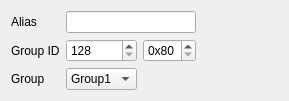
First picture: the form in source/wnd/ui/robotaddr.ui, repository ww4u/megarobostudio, before the edit.
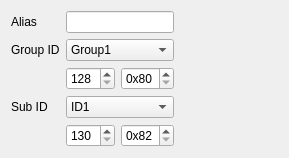
Second picture: the form after the edit.

```diff
--- a/source/wnd/ui/robotaddr.ui
+++ b/source/wnd/ui/robotaddr.ui
@@ -7,13 +7,20 @@
     <x>0</x>
     <y>0</y>
     <width>289</width>
-    <height>90</height>
+    <height>142</height>
    </rect>
   </property>
   <property name="windowTitle">
    <string>Form</string>
   </property>
   <layout class="QGridLayout" name="gridLayout">
+   <item row="0" column="1" colspan="2">
+    <widget class="QLineEdit" name="edtAlias">
+     <property name="text">
+      <string/>
+     </property>
+    </widget>
+   </item>
    <item row="0" column="0">
     <widget class="QLabel" name="label_8">
      <property name="text">
@@ -21,60 +28,20 @@
      </property>
     </widget>
    </item>
-   <item row="0" column="1" colspan="2">
-    <widget class="QLineEdit" name="edtAlias">
-     <property name="text">
-      <string/>
-     </property>
-    </widget>
-   </item>
-   <item row="1" column="2">
-    <widget class="QSpinBox" name="spinBox_2">
-     <property name="suffix">
-      <string/>
-     </property>
-     <property name="prefix">
-      <string>0x</string>
-     </property>
-     <property name="minimum">
-      <number>128</number>
-     </property>
-     <property name="maximum">
-      <number>255</number>
-     </property>
-     <property name="displayIntegerBase">
-      <number>16</number>
-     </property>
-    </widget>
-   </item>
-   <item row="2" column="1">
-    <widget class="QComboBox" name="cmbGroup">
-     <property name="enabled">
-      <bool>true</bool>
-     </property>
-     <item>
-      <property name="text">
-       <string>Group1</string>
-      </property>
-     </item>
-     <item>
-      <property name="text">
-       <string>Group2</string>
-      </property>
-     </item>
-    </widget>
-   </item>
-   <item row="1" column="0">
-    <widget class="QLabel" name="label_9">
-     <property name="text">
-      <string>Group ID</string>
-     </property>
-    </widget>
-   </item>
-   <item row="2" column="0">
+   <item row="3" column="0">
     <widget class="QLabel" name="label_10">
      <property name="text">
-      <string>Group</string>
+      <string>Sub ID</string>
+     </property>
+    </widget>
+   </item>
+   <item row="4" column="1">
+    <widget class="QSpinBox" name="spinSubGpDec">
+     <property name="minimum">
+      <number>130</number>
+     </property>
+     <property name="maximum">
+      <number>255</number>
      </property>
     </widget>
    </item>
@@ -91,7 +58,47 @@
      </property>
     </spacer>
    </item>
-   <item row="1" column="1">
+   <item row="1" column="0">
+    <widget class="QLabel" name="label_9">
+     <property name="text">
+      <string>Group ID</string>
+     </property>
+    </widget>
+   </item>
+   <item row="3" column="1" colspan="2">
+    <widget class="QComboBox" name="cmbGroup">
+     <property name="enabled">
+      <bool>true</bool>
+     </property>
+     <item>
+      <property name="text">
+       <string>ID1</string>
+      </property>
+     </item>
+     <item>
+      <property name="text">
+       <string>ID2</string>
+      </property>
+     </item>
+    </widget>
+   </item>
+   <item row="4" column="2">
+    <widget class="QSpinBox" name="spinSubGpHex">
+     <property name="prefix">
+      <string>0x</string>
+     </property>
+     <property name="minimum">
+      <number>130</number>
+     </property>
+     <property name="maximum">
+      <number>255</number>
+     </property>
+     <property name="displayIntegerBase">
+      <number>16</number>
+     </property>
+    </widget>
+   </item>
+   <item row="2" column="1">
     <widget class="QSpinBox" name="spinBox">
      <property name="minimum">
       <number>128</number>
@@ -101,6 +108,39 @@
      </property>
     </widget>
    </item>
+   <item row="2" column="2">
+    <widget class="QSpinBox" name="spinBox_2">
+     <property name="suffix">
+      <string/>
+     </property>
+     <property name="prefix">
+      <string>0x</string>
+     </property>
+     <property name="minimum">
+      <number>128</number>
+     </property>
+     <property name="maximum">
+      <number>255</number>
+     </property>
+     <property name="displayIntegerBase">
+      <number>16</number>
+     </property>
+    </widget>
+   </item>
+   <item row="1" column="1" colspan="2">
+    <widget class="QComboBox" name="cmbGp">
+     <item>
+      <property name="text">
+       <string>Group1</string>
+      </property>
+     </item>
+     <item>
+      <property name="text">
+       <string>Group2</string>
+      </property>
+     </item>
+    </widget>
+   </item>
   </layout>
  </widget>
  <resources/>
```
Left out of the diff: 32 changed lines with no effect on the pictures.
